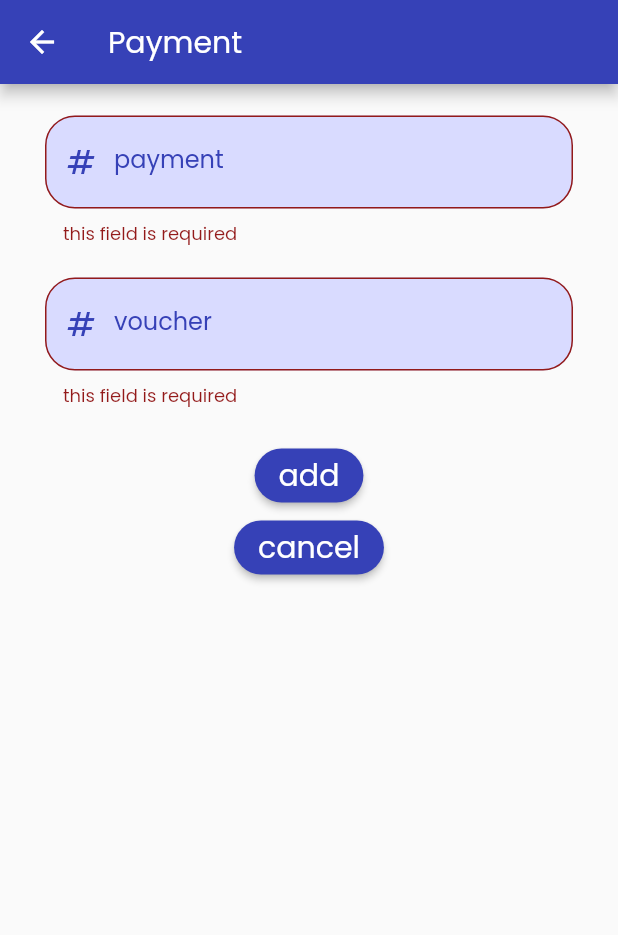
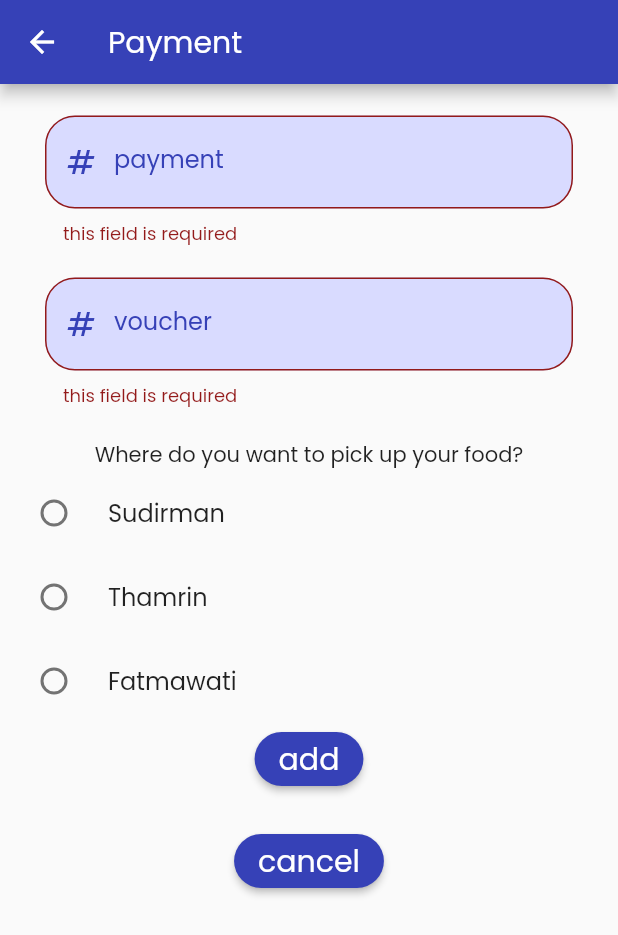
Before and after one commit to changjli/diafit, a Flutter app: the Payment screen opened directly with empty values, after a tap on "add", on a phone screen of 412 x 824 dp. Shown: the top 935 px of the screen. Run offline on Flutter 3.47's test engine with Material 2 defaults, Android fonts, the phone set to English and light mode, and no system bars; our stand-ins replace flutter_local_notifications, flutter_profile_picture, image_picker, input_quantity, persistent_bottom_nav_bar, shared_preferences and 2 more; accounts and stored records are empty.

Commit message:
berubah dikit

```diff
--- a/diafit/lib/pages/Order/Transaction/payment_form.dart
+++ b/diafit/lib/pages/Order/Transaction/payment_form.dart
@@ -23,6 +23,7 @@ class PaymentFormState extends State<PaymentForm> {
 
   final paymentController = TextEditingController();
   final voucherController = TextEditingController();
+  String? location = "";
 
   @override
   void dispose() {
@@ -57,6 +58,7 @@ class PaymentFormState extends State<PaymentForm> {
           "_method": 'put',
           'payment': paymentController.text,
           'voucher_code': voucherController.text,
+          'location': location,
         }),
       );
 
@@ -122,9 +124,47 @@ class PaymentFormState extends State<PaymentForm> {
             const SizedBox(
               height: 20.0,
             ),
+            const Text('Where do you want to pick up your food?'),
+            Column(
+              children: [
+                RadioListTile(
+                  title: const Text("Sudirman"),
+                  value: "Sudirman",
+                  groupValue: location,
+                  onChanged: (value) {
+                    setState(() {
+                      location = value.toString();
+                    });
+                  },
+                ),
+                RadioListTile(
+                  title: const Text("Thamrin"),
+                  value: "Thamrin",
+                  groupValue: location,
+                  onChanged: (value) {
+                    setState(() {
+                      location = value.toString();
+                    });
+                  },
+                ),
+                RadioListTile(
+                  title: const Text("Fatmawati"),
+                  value: "Fatmawati",
+                  groupValue: location,
+                  onChanged: (value) {
+                    setState(() {
+                      location = value.toString();
+                    });
+                  },
+                )
+              ],
+            ),
             CustomButton(
               content: 'add',
               function: validateInput,
+            ),
+            const SizedBox(
+              height: 20.0,
             ),
             CustomButton(content: 'cancel', function: rollBack),
           ],
```
Also changed, not shown: diafit/lib/pages/Order/menu.dart (+11 -12 lines).
